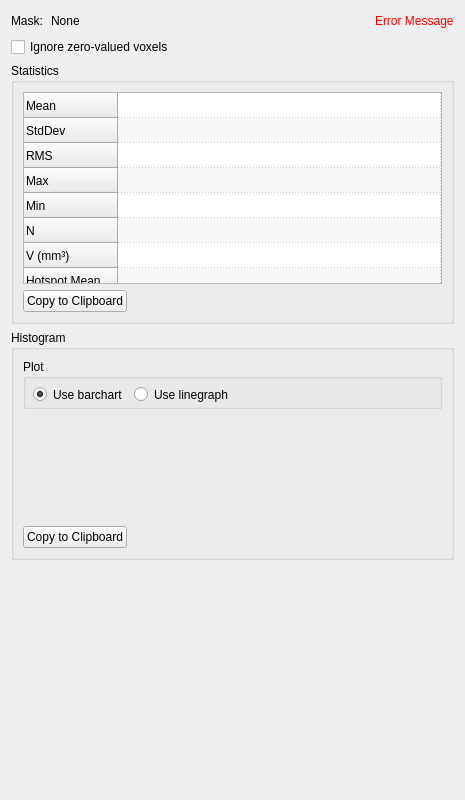
Above: Plugins/org.mitk.gui.qt.measurementtoolbox/src/internal/QmitkImageStatisticsViewControls.ui from MITK/MITK before the change. Below: the same form after it.
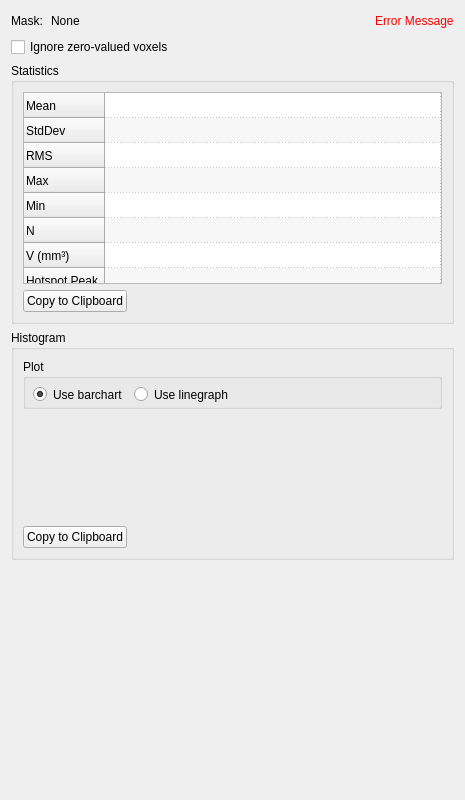
That is the form after the change. Custom widgets are drawn as their Qt base class.

Diff of the .ui file:
```diff
--- a/Plugins/org.mitk.gui.qt.measurementtoolbox/src/internal/QmitkImageStatisticsViewControls.ui
+++ b/Plugins/org.mitk.gui.qt.measurementtoolbox/src/internal/QmitkImageStatisticsViewControls.ui
@@ -195,11 +195,6 @@
           <string>V (mm³)</string>
          </property>
         </row>
-        <row>
-         <property name="text">
-          <string>Hotspot Mean</string>
-         </property>
-        </row>
         <row>
          <property name="text">
           <string>Hotspot Peak</string>
@@ -215,11 +210,6 @@
           <string>Hotspot Min</string>
          </property>
         </row>
-        <row>
-         <property name="text">
-          <string>Hotspot StdDev</string>
-         </property>
-        </row>
         <column>
          <property name="text">
           <string>Component 1</string>
```
